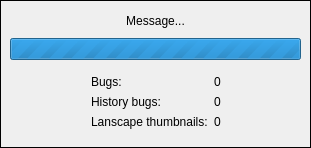
Above: ui/waitingdialog.ui from rrwick/Bugraft before the change. Below: the same form after it.
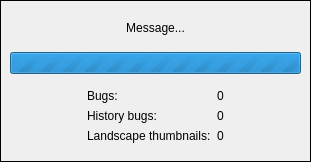
That is the form after the change.

Commit message: Fix typo in loading dialog

```diff
--- a/ui/waitingdialog.ui
+++ b/ui/waitingdialog.ui
@@ -7,7 +7,7 @@
     <x>0</x>
     <y>0</y>
     <width>311</width>
-    <height>148</height>
+    <height>162</height>
    </rect>
   </property>
   <property name="windowTitle">
@@ -139,7 +139,7 @@
          <item row="3" column="1">
           <widget class="QLabel" name="landscapeThumbnailsLabel1">
            <property name="text">
-            <string>Lanscape thumbnails:</string>
+            <string>Landscape thumbnails:</string>
            </property>
            <property name="alignment">
             <set>Qt::AlignLeading|Qt::AlignLeft|Qt::AlignVCenter</set>
```
The commit also changes 1 other file.
